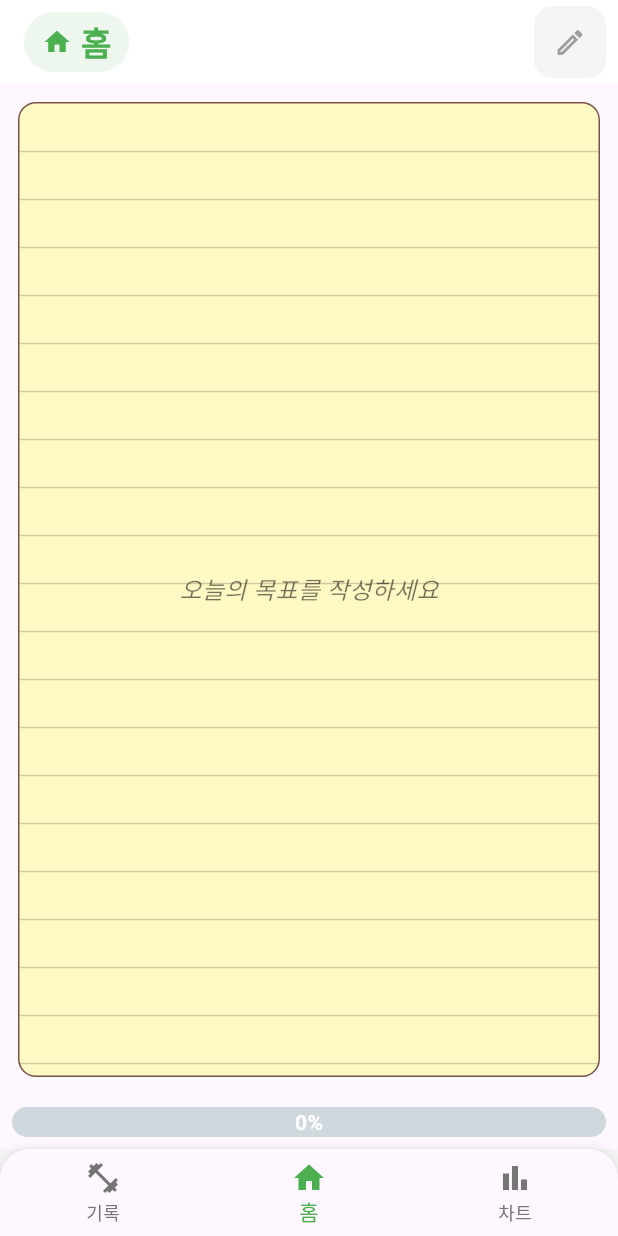
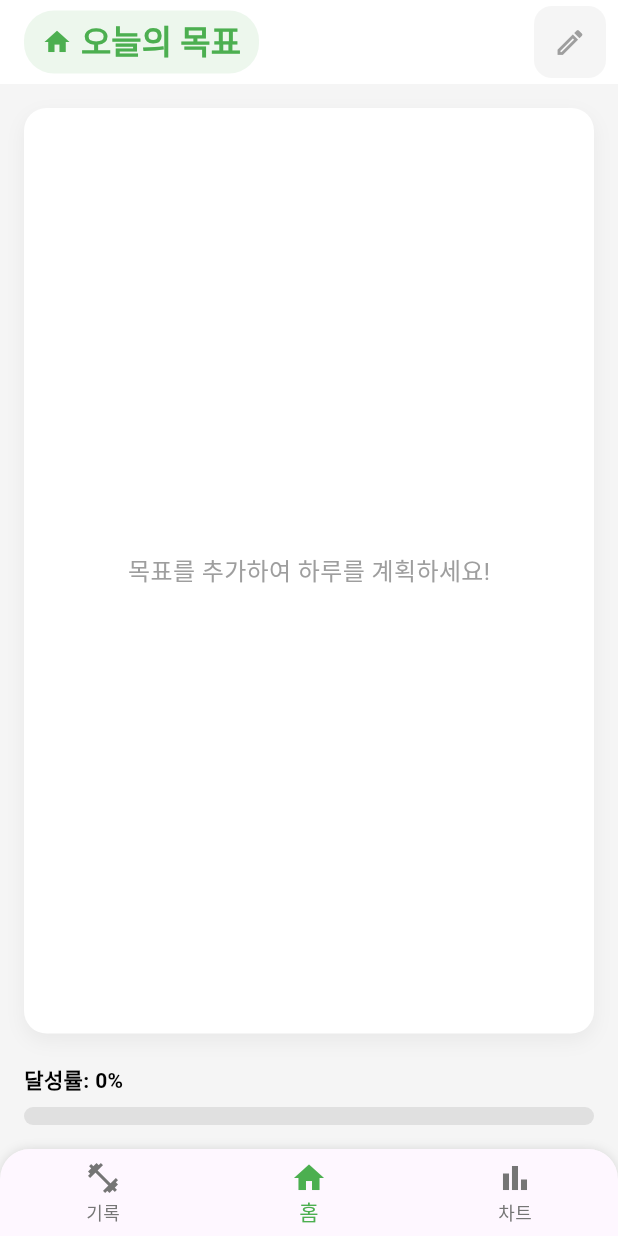
Before and after one commit to Hgwang12/front_health_routine, a Flutter app: the screen it shows after launch, on a phone screen of 412 x 824 dp. Run offline on Flutter 3.47's test engine with Material 3 defaults, Android fonts, the phone set to English and light mode, and no system bars; our stand-ins replace fl_chart, table_calendar.

Commit message:
ref: 메모지 ui 개선

```diff
--- a/lib/screens/home.dart
+++ b/lib/screens/home.dart
@@ -1,11 +1,13 @@
 import 'package:flutter/material.dart';
 
+// 데이터 모델
 class Goal {
   final String text;
   bool done;
   Goal(this.text, {this.done = false});
 }
 
+// 홈 화면
 class Home extends StatefulWidget {
   const Home({Key? key}) : super(key: key);
 
@@ -30,6 +32,7 @@ class _HomeState extends State<Home> {
     final double progress = total > 0 ? doneCount / total : 0;
 
     return Scaffold(
+      backgroundColor: Colors.grey[100], // 배경색 변경
       appBar: AppBar(
         title: Row(
           children: [
@@ -44,7 +47,7 @@ class _HomeState extends State<Home> {
                 children: const [
                   Icon(Icons.home, color: Colors.green, size: 20),
                   SizedBox(width: 6),
-                  Text('홈', style: TextStyle(color: Colors.green, fontWeight: FontWeight.w600)),
+                  Text('오늘의 목표', style: TextStyle(color: Colors.green, fontWeight: FontWeight.w600)),
                 ],
               ),
             ),
@@ -68,160 +71,62 @@ class _HomeState extends State<Home> {
           ),
         ],
       ),
-      body: Column(
+      body: Padding(
+        padding: const EdgeInsets.all(16.0),
+        child: Column(
           children: [
-          // 목표 노트 영역
+            // 목표 카드
             Expanded(
-            child: Container(
-              margin: const EdgeInsets.all(12),
-              decoration: BoxDecoration(
-                color: Colors.yellow[100],
-                borderRadius: BorderRadius.circular(12),
-                border: Border.all(color: Colors.brown, width: 1),
-              ),
-              child: CustomPaint(
-                painter: _NoteLinePainter(),
-                child: _goals.isEmpty
-                    ? const Center(
-                  child: Text(
-                    "오늘의 목표를 작성하세요",
-                    style: TextStyle(
-                      fontSize: 16,
-                      color: Colors.black54,
-                      fontStyle: FontStyle.italic,
-                    ),
-                  ),
-                )
-                    : ListView.builder(
-                  padding: const EdgeInsets.symmetric(
-                      vertical: 25, horizontal: 16),
-                  itemCount: _goals.length,
-                  itemBuilder: (context, index) {
-                    final goal = _goals[index];
-                    return Row(
-                      crossAxisAlignment: CrossAxisAlignment.center,
-                      children: [
-                        const Text(
-                          "• ",
-                          style: TextStyle(
-                            fontSize: 20,
-                            color: Colors.black,
-                          ),
-                        ),
-                        Expanded(
-                          child: Text(
-                            goal.text,
-                            style: TextStyle(
-                              fontSize: 16,
-                              decoration: goal.done
-                                  ? TextDecoration.lineThrough
-                                  : null,
-                              color: goal.done
-                                  ? Colors.black45
-                                  : Colors.black,
-                            ),
-                          ),
-                        ),
-                        Checkbox(
-                          value: goal.done,
-                          onChanged: (val) {
+              child: GoalCard(
+                goals: _goals,
+                onGoalChanged: (index, value) {
                   setState(() {
-                              goal.done = val ?? false;
+                    _goals[index].done = value;
                   });
-                          },
-                          fillColor:
-                          MaterialStateProperty.resolveWith<Color?>(
-                                  (states) {
-                                if (states
-                                    .contains(MaterialState.selected)) {
-                                  return Colors.blue[300];
-                                }
-                                return null;
-                              }),
-                          checkColor: Colors.white,
-                          side: const BorderSide(
-                              color: Colors.black45, width: 1),
-                        ),
-                      ],
-                    );
                 },
               ),
             ),
-            ),
-          ),
-
-          // 퍼센트 바
-          Container(
-            padding: const EdgeInsets.all(8),
-            child: Stack(
-              alignment: Alignment.center,
-              children: [
-                Container(
-                  height: 20,
-                  decoration: BoxDecoration(
-                    color: Colors.blueGrey[100],
-                    borderRadius: BorderRadius.circular(15),
-                  ),
-                ),
-                Align(
-                  alignment: Alignment.centerLeft,
-                  child: FractionallySizedBox(
-                    widthFactor: progress,
-                    child: Container(
-                      height: 20,
-                      decoration: BoxDecoration(
-                        color: Colors.blue,
-                        borderRadius: BorderRadius.circular(15),
-                      ),
-                    ),
-                  ),
-                ),
-                Text(
-                  "${(progress * 100).toInt()}%",
-                  style: const TextStyle(
-                    color: Colors.white,
-                    fontWeight: FontWeight.bold,
-                  ),
-                ),
+            const SizedBox(height: 20),
+            // 진행률 표시줄
+            ProgressBar(progress: progress),
           ],
         ),
-          ),
-        ],
       ),
     );
   }
 
   void _showGoalEditor() {
-    _controller.clear(); // 기존 텍스트 초기화
+    _controller.clear();
     showDialog(
       context: context,
       builder: (context) => AlertDialog(
-        backgroundColor: Colors.white,
-        title: const Text("오늘의 목표 작성"),
+        shape: RoundedRectangleBorder(borderRadius: BorderRadius.circular(15)),
+        title: const Text("새로운 목표", style: TextStyle(fontWeight: FontWeight.bold)),
         content: TextField(
           controller: _controller,
-          maxLines: 6,
-          textAlignVertical: TextAlignVertical.top,
+          maxLines: 5,
           decoration: const InputDecoration(
-            hintText: '목표를 입력하세요',
+            hintText: '목표를 입력하세요...',
             border: InputBorder.none,
-            alignLabelWithHint: true,
           ),
         ),
         actions: [
           TextButton(
             onPressed: () => Navigator.pop(context),
-            child: const Text('취소', style: TextStyle(color: Colors.black)),
+            child: const Text('취소', style: TextStyle(color: Colors.grey)),
           ),
           ElevatedButton(
-            style: ElevatedButton.styleFrom(backgroundColor: Colors.blue[300]),
+            style: ElevatedButton.styleFrom(
+              backgroundColor: Colors.blueAccent,
+              shape: RoundedRectangleBorder(borderRadius: BorderRadius.circular(10)),
+            ),
             onPressed: () {
               if (_controller.text.trim().isNotEmpty) {
                 Navigator.pop(context);
                 _confirmSave(_controller.text.trim());
               }
             },
-            child: const Text('저장', style: TextStyle(color: Colors.black)),
+            child: const Text('추가', style: TextStyle(color: Colors.white)),
           ),
         ],
       ),
@@ -232,25 +137,28 @@ class _HomeState extends State<Home> {
     showDialog(
       context: context,
       builder: (context) => AlertDialog(
-        backgroundColor: Colors.white,
-        title: const Text("목표 확정"),
+        shape: RoundedRectangleBorder(borderRadius: BorderRadius.circular(15)),
+        title: const Text("목표 확정", style: TextStyle(fontWeight: FontWeight.bold)),
         content: const Text(
           "한번 저장한 목표는 취소/수정할 수 없습니다.\n정말로 목표를 확정하시겠습니까?",
         ),
         actions: [
           TextButton(
             onPressed: () => Navigator.pop(context),
-            child: const Text("취소", style: TextStyle(color: Colors.black)),
+            child: const Text("취소", style: TextStyle(color: Colors.grey)),
           ),
           ElevatedButton(
-            style: ElevatedButton.styleFrom(backgroundColor: Colors.blue[300]),
+            style: ElevatedButton.styleFrom(
+              backgroundColor: Colors.blueAccent,
+              shape: RoundedRectangleBorder(borderRadius: BorderRadius.circular(10)),
+            ),
             onPressed: () {
               setState(() {
                 _goals.add(Goal(text));
               });
               Navigator.pop(context);
             },
-            child: const Text("확정", style: TextStyle(color: Colors.black)),
+            child: const Text("확정", style: TextStyle(color: Colors.white)),
           ),
         ],
       ),
@@ -258,21 +166,105 @@ class _HomeState extends State<Home> {
   }
 }
 
-// 📒 노트 줄 커스텀 페인터
-class _NoteLinePainter extends CustomPainter {
-  static const double lineHeight = 32;
+// 목표 카드 UI
+class GoalCard extends StatelessWidget {
+  final List<Goal> goals;
+  final Function(int, bool) onGoalChanged;
+
+  const GoalCard({Key? key, required this.goals, required this.onGoalChanged}) : super(key: key);
 
   @override
-  void paint(Canvas canvas, Size size) {
-    final paint = Paint()
-      ..color = Colors.brown.withOpacity(0.3)
-      ..strokeWidth = 1;
-
-    for (double y = lineHeight; y < size.height; y += lineHeight) {
-      canvas.drawLine(Offset(0, y), Offset(size.width, y), paint);
+  Widget build(BuildContext context) {
+    return Container(
+      decoration: BoxDecoration(
+        color: Colors.white,
+        borderRadius: BorderRadius.circular(15),
+        boxShadow: [
+          BoxShadow(
+            color: Colors.black.withOpacity(0.05),
+            blurRadius: 10,
+            offset: const Offset(0, 5),
+          ),
+        ],
+      ),
+      child: goals.isEmpty
+          ? const Center(
+        child: Text(
+          "목표를 추가하여 하루를 계획하세요!",
+          style: TextStyle(color: Colors.grey, fontSize: 16),
+        ),
+      )
+          : ListView.separated(
+        padding: const EdgeInsets.all(16),
+        itemCount: goals.length,
+        itemBuilder: (context, index) {
+          final goal = goals[index];
+          return GoalTile(
+            goal: goal,
+            onChanged: (value) => onGoalChanged(index, value!),
+          );
+        },
+        separatorBuilder: (context, index) => const Divider(),
+      ),
+    );
   }
 }
 
+// 개별 목표 타일
+class GoalTile extends StatelessWidget {
+  final Goal goal;
+  final ValueChanged<bool?> onChanged;
+
+  const GoalTile({Key? key, required this.goal, required this.onChanged}) : super(key: key);
+
   @override
-  bool shouldRepaint(covariant CustomPainter oldDelegate) => false;
+  Widget build(BuildContext context) {
+    return ListTile(
+      contentPadding: EdgeInsets.zero,
+      leading: Checkbox(
+        value: goal.done,
+        onChanged: onChanged,
+        activeColor: Colors.blueAccent,
+        shape: RoundedRectangleBorder(borderRadius: BorderRadius.circular(5)),
+      ),
+      title: Text(
+        goal.text,
+        style: TextStyle(
+          fontSize: 16,
+          decoration: goal.done ? TextDecoration.lineThrough : null,
+          color: goal.done ? Colors.grey : Colors.black,
+        ),
+      ),
+    );
   }
+}
+
+// 진행률 표시줄 UI
+class ProgressBar extends StatelessWidget {
+  final double progress;
+
+  const ProgressBar({Key? key, required this.progress}) : super(key: key);
+
+  @override
+  Widget build(BuildContext context) {
+    return Column(
+      crossAxisAlignment: CrossAxisAlignment.start,
+      children: [
+        Text(
+          '달성률: ${(progress * 100).toInt()}%',
+          style: const TextStyle(color: Colors.black, fontWeight: FontWeight.bold),
+        ),
+        const SizedBox(height: 8),
+        ClipRRect(
+          borderRadius: BorderRadius.circular(10),
+          child: LinearProgressIndicator(
+            value: progress,
+            minHeight: 12,
+            backgroundColor: Colors.grey[300],
+            valueColor: const AlwaysStoppedAnimation<Color>(Colors.blueAccent),
+          ),
+        ),
+      ],
+    );
+  }
+}
```
Lines whose indentation alone changed are shown as unchanged.
